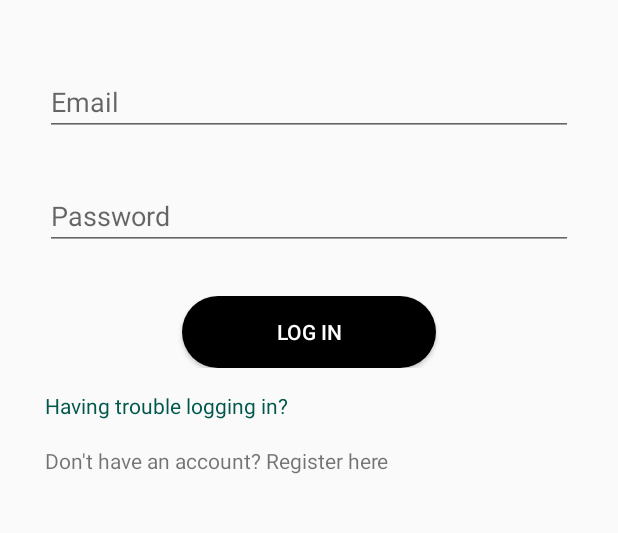
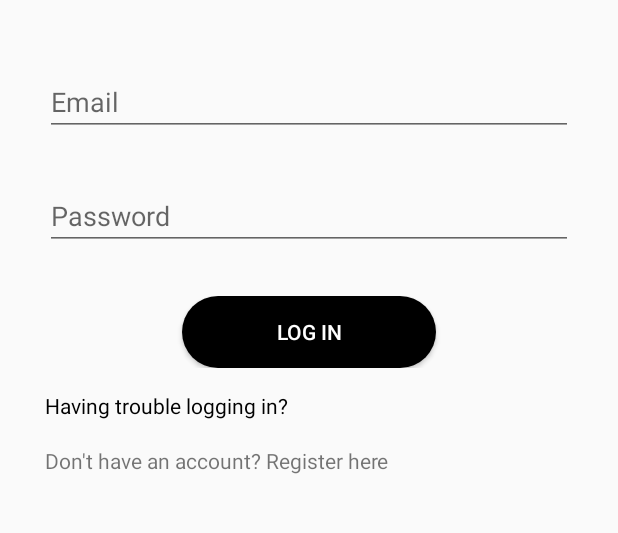
Before and after one commit to SparkDevF19/mobiledev-android, an Android app: the screen it shows after launch (LoginActivity), on a phone screen of 412 x 824 dp, the part 480-1013 px from its top. Run offline under Robolectric (Android 15) with nearby library versions, the phone set to English and light mode, and no system bars; our stand-ins replace Firebase (no records; nobody signed in at launch, a user with empty details on screens opened directly).

Commit message:
Changed toolbar color

```diff
--- a/app/src/main/res/values/colors.xml
+++ b/app/src/main/res/values/colors.xml
@@ -1,7 +1,7 @@
 <?xml version="1.0" encoding="utf-8"?>
 <resources>
-    <color name="colorPrimary">#008577</color>
-    <color name="colorPrimaryDark">#00574B</color>
+    <color name="colorPrimary">#F5CC46</color>
+    <color name="colorPrimaryDark">#000000</color>
     <color name="colorAccent">#D81B60</color>
     <color name="backGrey">#d9dcd3</color>
     <color name="white">#ffffff</color>
```
